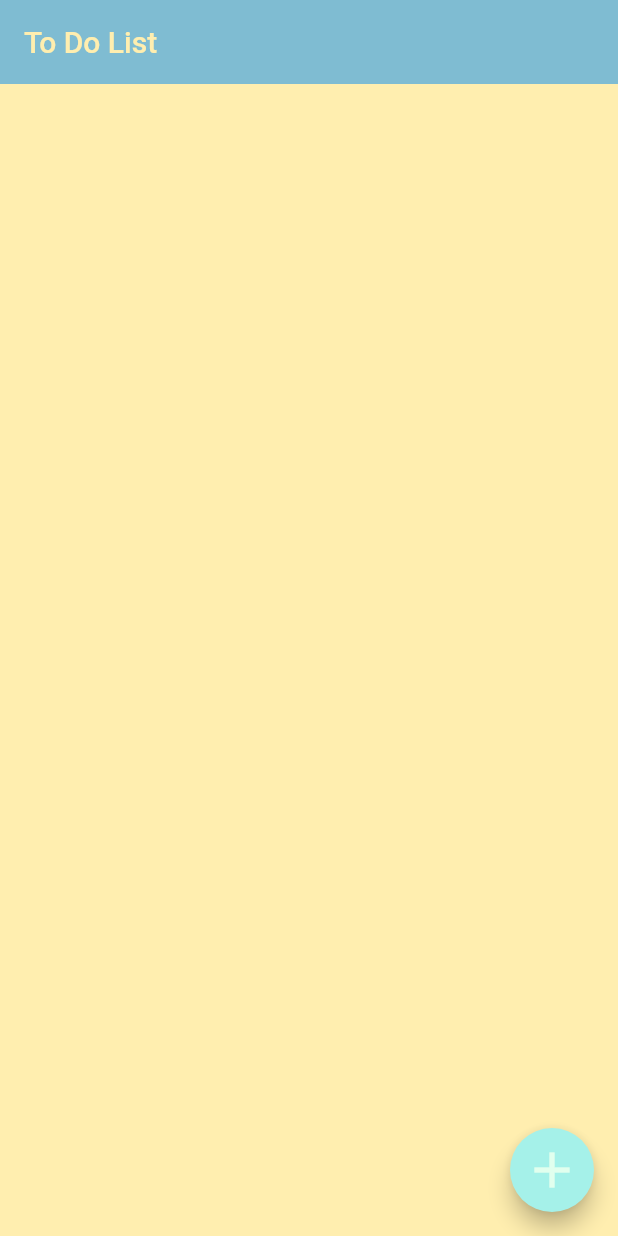
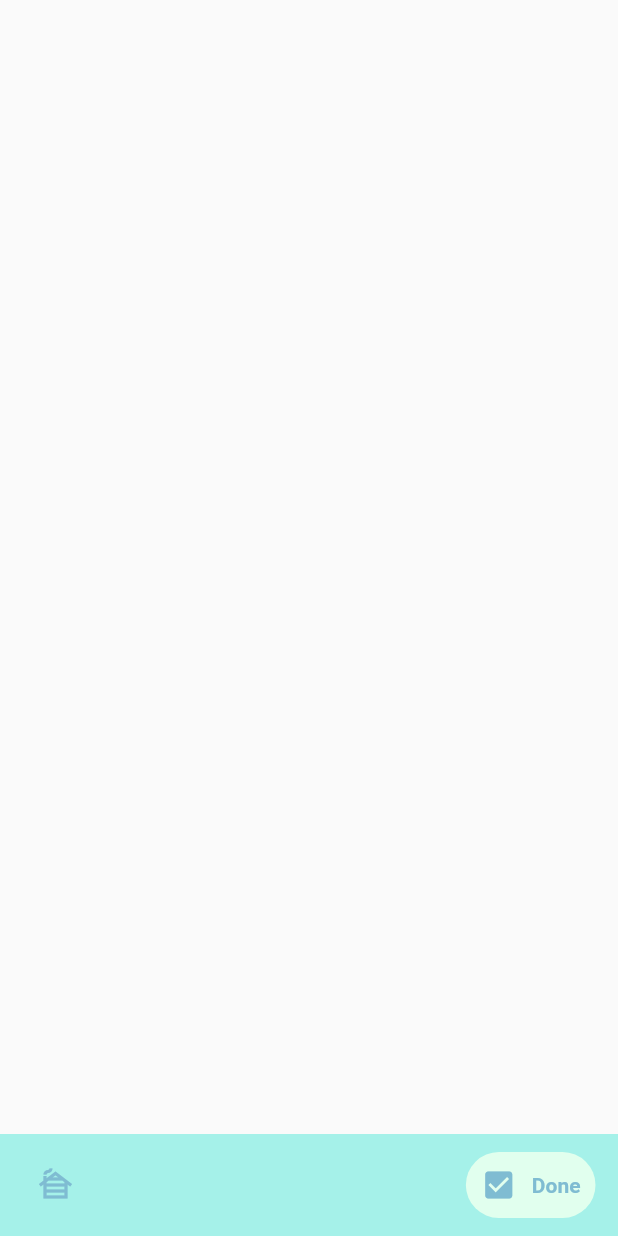
Before and after one commit to ECOMAN003/Fun-Projects, a Flutter app: the screen it shows after launch, on a phone screen of 412 x 824 dp. Run offline on Flutter 3.47's test engine with Material 2 defaults, Android fonts, the phone set to English and light mode, and no system bars; drawn by our look-alikes of google_nav_bar.

Commit message:
a whole lotta changes and redesign

```diff
--- a/todo/lib/main.dart
+++ b/todo/lib/main.dart
@@ -1,6 +1,8 @@
 import 'package:flutter/material.dart';
-import 'package:todo/colors.dart';
-import 'package:todo/items.dart';
+import 'package:google_nav_bar/google_nav_bar.dart';
+import 'colors.dart';
+import 'package:todo/screens/add_page.dart';
+import 'package:todo/screens/done_page.dart';
 
 void main() {
   runApp(const MyApp());
@@ -28,89 +30,43 @@ class HomePage extends StatefulWidget {
 }
 
 class _HomePageState extends State<HomePage> {
-  List<Items> itemsList = [];
+  int currentIndex = 1;
+  List<Widget> pages = const [AddPage(), DonePage()];
 
   @override
   Widget build(BuildContext context) {
     return Scaffold(
-      appBar: AppBar(
-        backgroundColor: mainColor,
-        title: const Text(
-          'To Do List',
-          style: TextStyle(color: lastColor),
+      bottomNavigationBar: Container(
+        color: secondColor,
+        child: Padding(
+          padding: const EdgeInsets.symmetric(vertical: 12.0, horizontal: 15.0),
+          child: GNav(
+            selectedIndex: currentIndex,
+            gap: 10,
+            tabs: const [
+              GButton(
+                icon: Icons.cabin_outlined,
+                text: 'Home',
               ),
-        elevation: 0,
-      ),
-      backgroundColor: lastColor,
-      floatingActionButton: FloatingActionButton(
-        onPressed: () {
-          setState(() {
-            itemsList.add(Items('house is here', false));
-          });
-        },
-        backgroundColor: secondColor,
-        child: const Icon(
-          Icons.add,
-          color: thirdColor,
-          size: 40.0,
-        ),
-      ),
-      body: Padding(
-        padding: const EdgeInsets.only(top: 10.0),
-        child: ListView.builder(
-          itemCount: itemsList.length,
-          itemBuilder: (context, int index) {
-            return Padding(
-              padding:const  EdgeInsets.all(10.0),
-              child: Container(
-                decoration: BoxDecoration(
-                  color: thirdColor,
-                  borderRadius: const BorderRadius.all(
-                    Radius.circular(10.0),
-                  ),
-                  boxShadow: [
-                    BoxShadow(
-                      color: Colors.black.withOpacity(0.3),
-                      spreadRadius: 1,
-                      blurRadius: 10,
-                      offset: const Offset(0, 1),
+              GButton(
+                icon: Icons.check_box,
+                text: 'Done',
               )
             ],
-                ),
-                child: Padding(
+            backgroundColor: secondColor,
+            color: mainColor,
+            activeColor: mainColor,
+            tabBackgroundColor: thirdColor,
             padding: const EdgeInsets.all(10.0),
-                  child: ListTile(
-                    leading: Checkbox(
-                      checkColor: thirdColor,
-                      fillColor: MaterialStateProperty.resolveWith((states) {
-                        return secondColor;
-                      }),
-                      value: itemsList[index].isFinished,
-                      onChanged: (value) {
+            onTabChange: (int index) {
               setState(() {
-                          itemsList[index].isFinished = value!;
+                currentIndex = index;
               });
             },
           ),
-                    title: Text(itemsList[index].label),
-                    trailing: IconButton(
-                      onPressed: () {
-                        setState(() {
-                          itemsList.removeAt(index);
-                        });
-                      },
-                      icon: const Icon(
-                        Icons.delete,
-                        color: Colors.redAccent,
         ),
       ),
-                  ),
-                ),
-              ),
-            );
-          },
-        ),
-      ),
+      body: pages[currentIndex],
     );
   }
 }
--- /dev/null
+++ b/todo/lib/navbar.dart
@@ -0,0 +1,3 @@
+import 'package:flutter/material.dart';
+import 'package:google_nav_bar/google_nav_bar.dart';
+import 'colors.dart';
--- /dev/null
+++ b/todo/lib/screens/done_page.dart
@@ -0,0 +1,18 @@
+import 'package:flutter/material.dart';
+import 'package:todo/colors.dart';
+
+class DonePage extends StatefulWidget {
+  const DonePage({Key? key}) : super(key: key);
+
+  @override
+  State<DonePage> createState() => _DonePageState();
+}
+
+class _DonePageState extends State<DonePage> {
+  @override
+  Widget build(BuildContext context) {
+    return Scaffold(
+
+    );
+  }
+}
```
Also changed, not shown: todo/lib/screens/add_page.dart (added, +97 -0 lines). Lines whose indentation alone changed are shown as unchanged.
